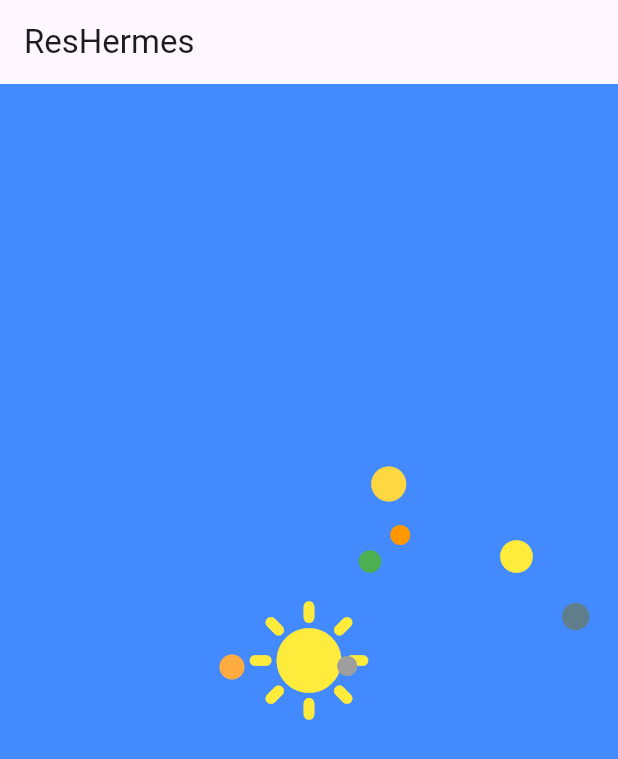
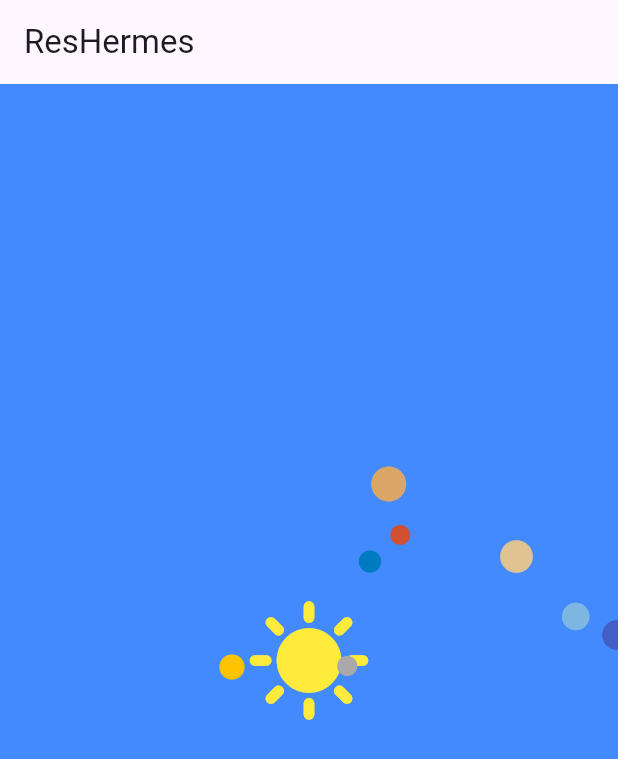
Before and after one commit to Spaceapps2023-HermesTravel/hermes_its, a Flutter app: the screen it shows after launch, on a phone screen of 412 x 824 dp. Shown: the top 759 px of the screen. Run offline on Flutter 3.47's test engine with Material 2 defaults, Android fonts, the phone set to English and light mode, and no system bars.

Commit message:
better colors

```diff
--- a/lib/planets.dart
+++ b/lib/planets.dart
@@ -2,14 +2,14 @@ import 'package:flutter/material.dart';
 
 enum Planet {
   // Thanx chat gpt!
-  mercury(size: 16, yearsToFullRotation: 0.2408467, color: Colors.grey),
-  venus(size: 20, yearsToFullRotation: 0.61519726, color: Colors.orangeAccent),
-  earth(size: 18, yearsToFullRotation: 1.0, color: Colors.green),
-  mars(size: 16, yearsToFullRotation: 1.8808158, color: Colors.orange),
-  jupiter(size: 28, yearsToFullRotation: 11.862615, color: Colors.amberAccent),
-  saturn(size: 26, yearsToFullRotation: 29.447498, color: Colors.yellow),
-  uranus(size: 22, yearsToFullRotation: 84.016846, color: Colors.blueGrey),
-  neptune(size: 24, yearsToFullRotation: 164.79132, color: Colors.blueAccent);
+  mercury(size: 16, yearsToFullRotation: 0.2408467, color: Color(0xFFA9A9A9)),
+  venus(size: 20, yearsToFullRotation: 0.61519726, color: Color(0xFFFFC300)),
+  earth(size: 18, yearsToFullRotation: 1.0, color: Color(0xFF007AC1)),
+  mars(size: 16, yearsToFullRotation: 1.8808158, color: Color(0xFFD14F32)),
+  jupiter(size: 28, yearsToFullRotation: 11.862615, color: Color(0xFFD9A667)),
+  saturn(size: 26, yearsToFullRotation: 29.447498, color: Color(0xFFE0C390)),
+  uranus(size: 22, yearsToFullRotation: 84.016846, color: Color(0xFF7EB8E2)),
+  neptune(size: 24, yearsToFullRotation: 164.79132, color: Color(0xFF455EC7));
 
   const Planet({
     required this.size,
```
